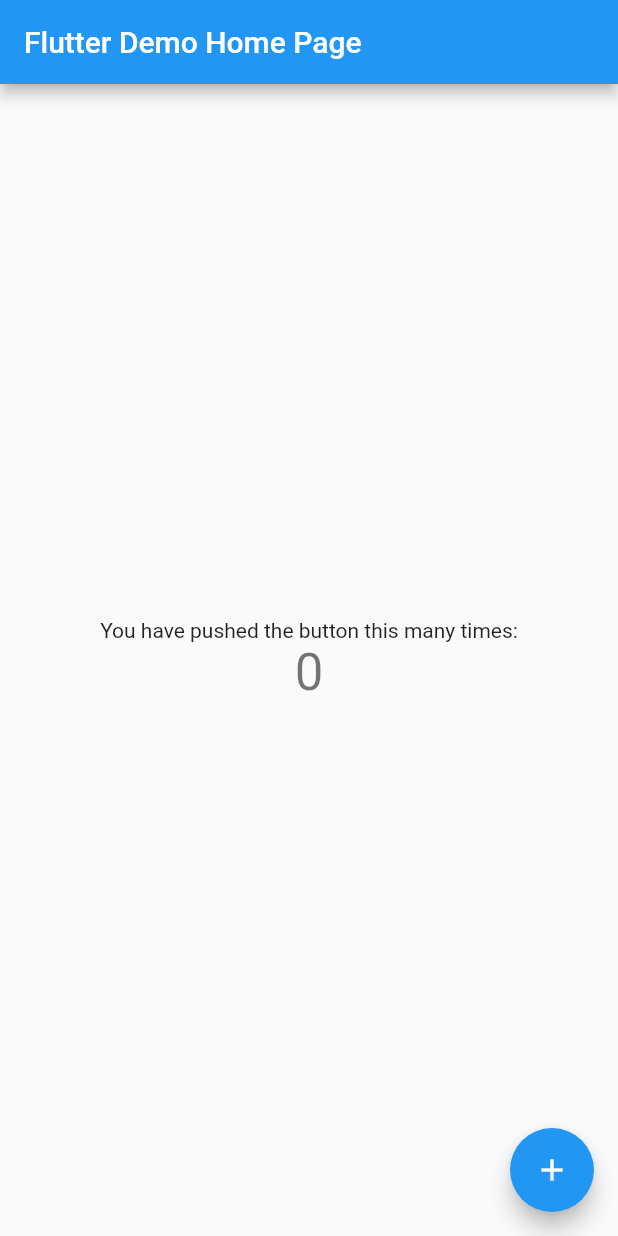
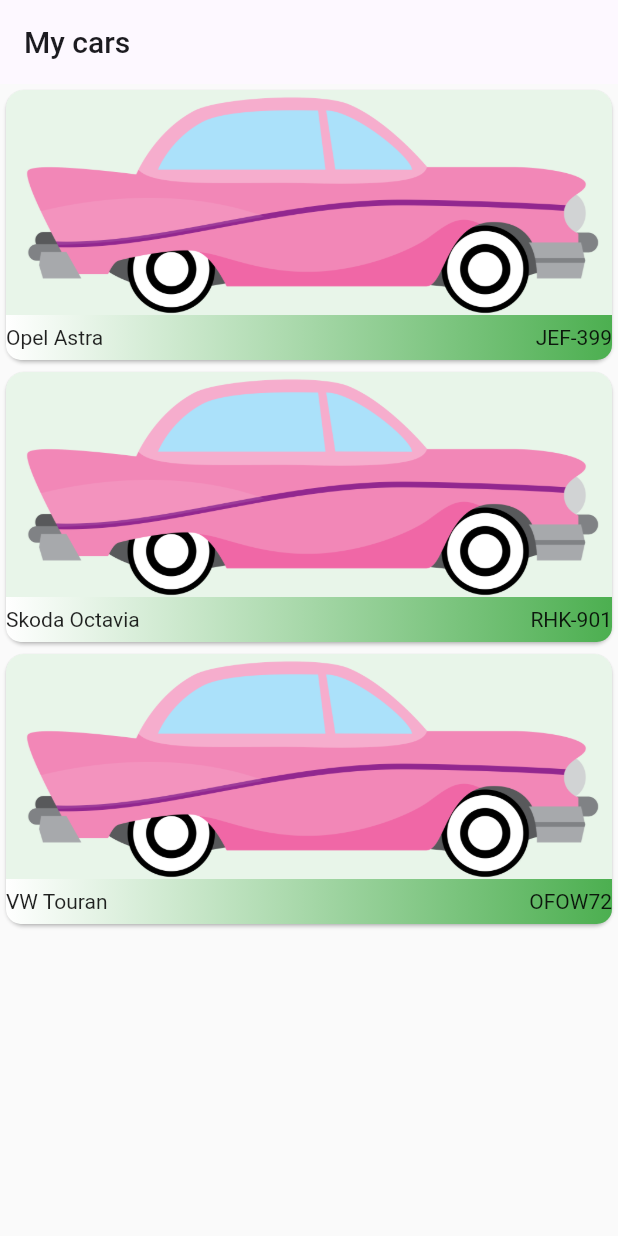
Before and after one commit to itslorant/my-car, a Flutter app: the screen it shows after launch, on a phone screen of 412 x 824 dp. Run offline on Flutter 3.47's test engine with Material 2 defaults, Android fonts, the phone set to English and light mode, and no system bars.

Commit message:
feat: add car screen and placeholders

```diff
--- a/lib/main.dart
+++ b/lib/main.dart
@@ -1,115 +1,22 @@
 import 'package:flutter/material.dart';
+import 'package:my_car/screens/cars.dart';
 
 void main() {
-  runApp(const MyApp());
+  runApp(const App());
 }
 
-class MyApp extends StatelessWidget {
-  const MyApp({super.key});
+class App extends StatelessWidget {
+  const App({super.key});
 
-  // This widget is the root of your application.
   @override
   Widget build(BuildContext context) {
     return MaterialApp(
-      title: 'Flutter Demo',
-      theme: ThemeData(
-        // This is the theme of your application.
-        //
-        // Try running your application with "flutter run". You'll see the
-        // application has a blue toolbar. Then, without quitting the app, try
-        // changing the primarySwatch below to Colors.green and then invoke
-        // "hot reload" (press "r" in the console where you ran "flutter run",
-        // or simply save your changes to "hot reload" in a Flutter IDE).
-        // Notice that the counter didn't reset back to zero; the application
-        // is not restarted.
-        primarySwatch: Colors.blue,
-      ),
-      home: const MyHomePage(title: 'Flutter Demo Home Page'),
-    );
+        title: 'My car',
+        theme: ThemeData().copyWith(
+          useMaterial3: true,
+          colorScheme: ColorScheme.fromSeed(
+              seedColor: const Color.fromARGB(255, 63, 17, 177)),
+        ),
+        home: const Cars());
   }
 }
-
-class MyHomePage extends StatefulWidget {
-  const MyHomePage({super.key, required this.title});
-
-  // This widget is the home page of your application. It is stateful, meaning
-  // that it has a State object (defined below) that contains fields that affect
-  // how it looks.
-
-  // This class is the configuration for the state. It holds the values (in this
-  // case the title) provided by the parent (in this case the App widget) and
-  // used by the build method of the State. Fields in a Widget subclass are
-  // always marked "final".
-
-  final String title;
-
-  @override
-  State<MyHomePage> createState() => _MyHomePageState();
-}
-
-class _MyHomePageState extends State<MyHomePage> {
-  int _counter = 0;
-
-  void _incrementCounter() {
-    setState(() {
-      // This call to setState tells the Flutter framework that something has
-      // changed in this State, which causes it to rerun the build method below
-      // so that the display can reflect the updated values. If we changed
-      // _counter without calling setState(), then the build method would not be
-      // called again, and so nothing would appear to happen.
-      _counter++;
-    });
-  }
-
-  @override
-  Widget build(BuildContext context) {
-    // This method is rerun every time setState is called, for instance as done
-    // by the _incrementCounter method above.
-    //
-    // The Flutter framework has been optimized to make rerunning build methods
-    // fast, so that you can just rebuild anything that needs updating rather
-    // than having to individually change instances of widgets.
-    return Scaffold(
-      appBar: AppBar(
-        // Here we take the value from the MyHomePage object that was created by
-        // the App.build method, and use it to set our appbar title.
-        title: Text(widget.title),
-      ),
-      body: Center(
-        // Center is a layout widget. It takes a single child and positions it
-        // in the middle of the parent.
-        child: Column(
-          // Column is also a layout widget. It takes a list of children and
-          // arranges them vertically. By default, it sizes itself to fit its
-          // children horizontally, and tries to be as tall as its parent.
-          //
-          // Invoke "debug painting" (press "p" in the console, choose the
-          // "Toggle Debug Paint" action from the Flutter Inspector in Android
-          // Studio, or the "Toggle Debug Paint" command in Visual Studio Code)
-          // to see the wireframe for each widget.
-          //
-          // Column has various properties to control how it sizes itself and
-          // how it positions its children. Here we use mainAxisAlignment to
-          // center the children vertically; the main axis here is the vertical
-          // axis because Columns are vertical (the cross axis would be
-          // horizontal).
-          mainAxisAlignment: MainAxisAlignment.center,
-          children: <Widget>[
-            const Text(
-              'You have pushed the button this many times:',
-            ),
-            Text(
-              '$_counter',
-              style: Theme.of(context).textTheme.headlineMedium,
-            ),
-          ],
-        ),
-      ),
-      floatingActionButton: FloatingActionButton(
-        onPressed: _incrementCounter,
-        tooltip: 'Increment',
-        child: const Icon(Icons.add),
-      ), // This trailing comma makes auto-formatting nicer for build methods.
-    );
-  }
-}
--- /dev/null
+++ b/lib/screens/cars.dart
@@ -0,0 +1,48 @@
+import 'dart:io';
+
+import 'package:flutter/material.dart';
+
+class Cars extends StatelessWidget {
+  const Cars({super.key});
+
+  final carList = const [
+    {'id': 1, 'brand': 'Opel', 'type': 'Astra', 'licencePlateNr': 'JEF-399'},
+    {'id': 2, 'brand': 'Skoda', 'type': 'Octavia', 'licencePlateNr': 'RHK-901'},
+    {'id': 3, 'brand': 'VW', 'type': 'Touran', 'licencePlateNr': 'OFOW72'}
+  ];
+
+  @override
+  Widget build(BuildContext context) {
+    return Scaffold(
+        appBar: AppBar(title: const Text('My cars')),
+        body: ListView.builder(
+          itemCount: carList.length,
+          itemBuilder: (context, index) => Card(
+            color: Colors.green[50],
+            child: Column(
+              children: [
+                Image.asset('assets/images/vintage-car.png', height: 150),
+                Container(
+                  decoration: const BoxDecoration(
+                      borderRadius: BorderRadius.only(
+                          bottomLeft: Radius.circular(10),
+                          bottomRight: Radius.circular(10)),
+                      gradient:
+                          LinearGradient(colors: [Colors.white, Colors.green])),
+                  width: double.infinity,
+                  height: 30,
+                  child: Row(
+                    mainAxisAlignment: MainAxisAlignment.spaceBetween,
+                    children: [
+                      Text(
+                          '${carList[index]['brand']} ${carList[index]['type']}'),
+                      Text('${carList[index]['licencePlateNr']}'),
+                    ],
+                  ),
+                )
+              ],
+            ),
+          ),
+        ));
+  }
+}
--- a/pubspec.yaml
+++ b/pubspec.yaml
@@ -59,8 +59,8 @@
   uses-material-design: true
 
   # To add assets to your application, add an assets section, like this:
-  # assets:
-  #   - images/a_dot_burr.jpeg
+  assets:
+    - assets/images/vintage-car.png
   #   - images/a_dot_ham.jpeg
 
   # An image asset can refer to one or more resolution-specific "variants", see
```
Also changed, not shown: assets/images/vintage-car.png (added), 1 other file.
